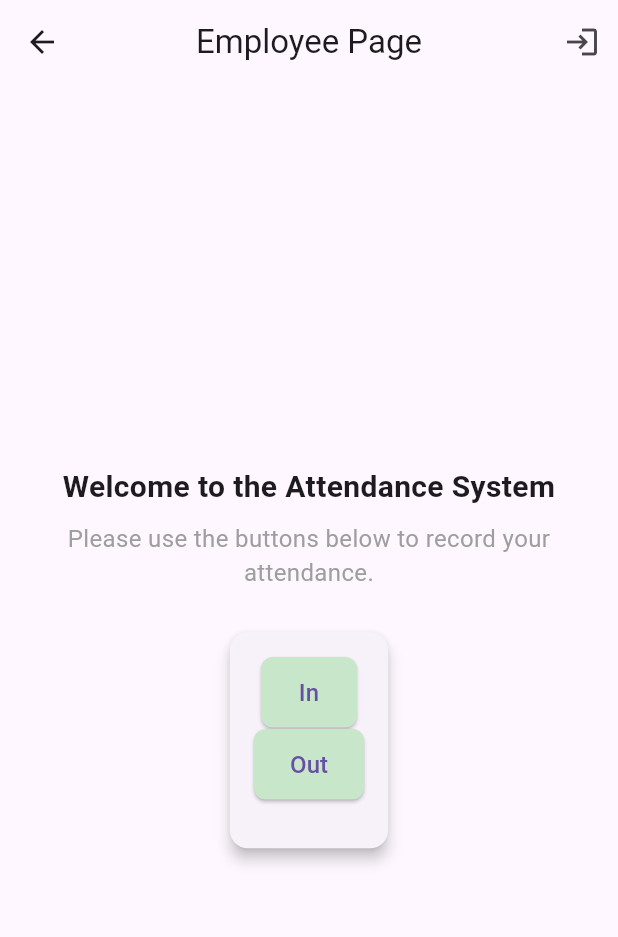
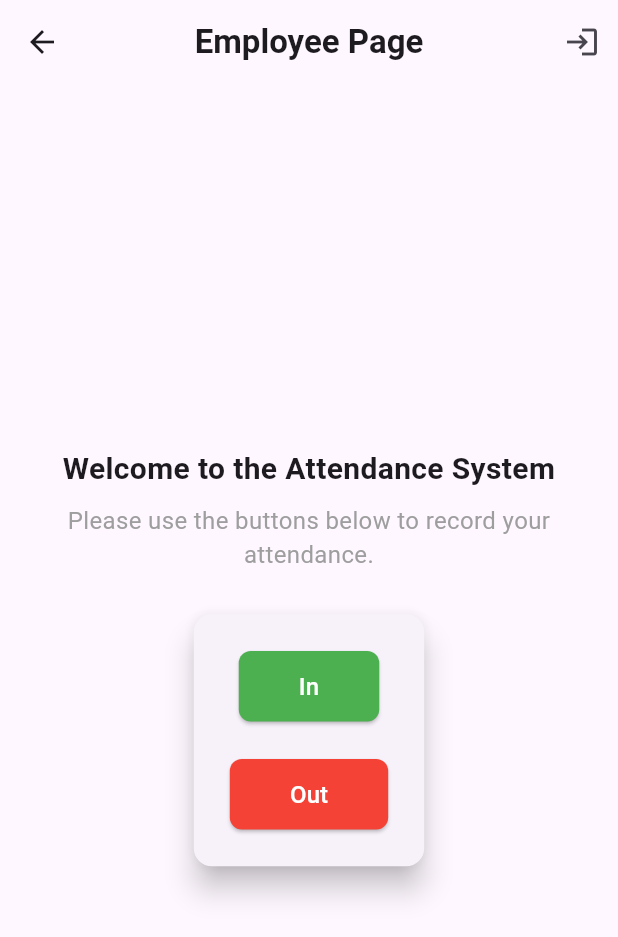
Before and after one commit to toalhussein/attend_sys, a Flutter app: the EmployeePage screen opened directly, on a phone screen of 412 x 824 dp. Shown: the top 937 px of the screen. Run offline on Flutter 3.47's test engine with Material 3 defaults, Android fonts, the phone set to English and light mode, and no system bars; our stand-ins replace awesome_snackbar_content, cloud_firestore, date_format, firebase_core, flutter_bloc, fluttertoast and 4 more; accounts and stored records are empty.

Commit message:
employee page done

```diff
--- a/lib/core/widgets/custom_app_bar.dart
+++ b/lib/core/widgets/custom_app_bar.dart
@@ -4,9 +4,11 @@ class CustomAppBar extends StatelessWidget implements PreferredSizeWidget {
   const CustomAppBar({
     super.key,
     required this.title,
+    this.actions,
   });
 
   final String title;
+  final List<Widget>? actions;
 
   @override
   Widget build(BuildContext context) {
@@ -18,6 +20,7 @@ class CustomAppBar extends StatelessWidget implements PreferredSizeWidget {
           fontWeight: FontWeight.bold,
         ),
       ),
+      actions: actions,
     );
   }
 
--- a/lib/features/user_feature/presentation/views/widgets/attendance_card.dart
+++ b/lib/features/user_feature/presentation/views/widgets/attendance_card.dart
@@ -9,13 +9,14 @@ class AttendanceCard extends StatelessWidget {
   @override
   Widget build(BuildContext context) {
     return Card(
-      elevation: 4,
+      elevation: 8,
       shape: RoundedRectangleBorder(
         borderRadius: BorderRadius.circular(12),
       ),
       child: Padding(
-        padding: const EdgeInsets.all(16.0),
+        padding: const EdgeInsets.all(24),
         child: Column(
+          spacing: 24,
           children: [
             InAndOurButton(
               onPressed: () {
@@ -27,6 +28,7 @@ class AttendanceCard extends StatelessWidget {
                 );
               },
               buttonName: 'In',
+              buttonColor: Colors.green,
             ),
             InAndOurButton(
               onPressed: () {
@@ -38,8 +40,8 @@ class AttendanceCard extends StatelessWidget {
                 );
               },
               buttonName: 'Out',
+              buttonColor: Colors.red,
             ),
-            const SizedBox(height: 16),
           ],
         ),
       ),
--- a/lib/features/user_feature/presentation/views/widgets/employee_app_bar.dart
+++ b/lib/features/user_feature/presentation/views/widgets/employee_app_bar.dart
@@ -1,20 +1,20 @@
+import 'package:attend_sys/core/widgets/custom_app_bar.dart';
 import 'package:attend_sys/features/login_feature/presentation/views/login_view.dart';
+import 'package:attend_sys/main.dart';
 import 'package:flutter/material.dart';
-import 'package:shared_preferences/shared_preferences.dart';
 
 class EmployeeAppBar extends StatelessWidget implements PreferredSizeWidget {
   const EmployeeAppBar({super.key});
 
   @override
   Widget build(BuildContext context) {
-    return AppBar(
-      title: const Text('Employee Page'),
-      centerTitle: true,
+    return CustomAppBar(
+      title: 'Employee Page',
       actions: [
         IconButton(
-          onPressed: () async {
-            final pref = await SharedPreferences.getInstance();
-            await pref.remove('id');
+          onPressed: () {
+            LocalStorage.userData.remove('id');
+            LocalStorage.userData.remove('role');
             Navigator.pushReplacement(
               context,
               MaterialPageRoute(builder: (context) => const LoginPage()),
--- a/lib/features/user_feature/presentation/views/widgets/employee_body.dart
+++ b/lib/features/user_feature/presentation/views/widgets/employee_body.dart
@@ -1,4 +1,3 @@
-import 'package:attend_sys/features/user_feature/presentation/views/user_view.dart';
 import 'package:attend_sys/features/user_feature/presentation/views/widgets/attendance_card.dart';
 import 'package:flutter/material.dart';
 
@@ -11,7 +10,7 @@ class EmployeeBody extends StatelessWidget {
       child: Padding(
         padding: EdgeInsets.all(16.0),
         child: Column(
-          mainAxisSize: MainAxisSize.min,
+          mainAxisAlignment: MainAxisAlignment.center,
           children: [
             Text(
               'Welcome to the Attendance System',
--- a/lib/features/user_feature/presentation/views/widgets/in_and_our_button.dart
+++ b/lib/features/user_feature/presentation/views/widgets/in_and_our_button.dart
@@ -5,9 +5,13 @@ class InAndOurButton extends StatelessWidget {
     super.key,
     required this.onPressed,
     required this.buttonName,
+    required this.buttonColor,
   });
+
   final String buttonName;
+  final Color buttonColor;
   final void Function() onPressed;
+
   @override
   Widget build(BuildContext context) {
     return ElevatedButton(
@@ -15,12 +19,14 @@ class InAndOurButton extends StatelessWidget {
       style: ElevatedButton.styleFrom(
         padding: const EdgeInsets.symmetric(
           vertical: 12,
-            horizontal: 24,
+          horizontal: 40,
         ),
         shape: RoundedRectangleBorder(
           borderRadius: BorderRadius.circular(8),
         ),
-          backgroundColor: Colors.green[100]),
+        backgroundColor: buttonColor,
+        foregroundColor: Colors.white,
+      ),
       child: Text(
         buttonName,
         style: const TextStyle(fontSize: 16),
```
Lines whose indentation alone changed are shown as unchanged.
